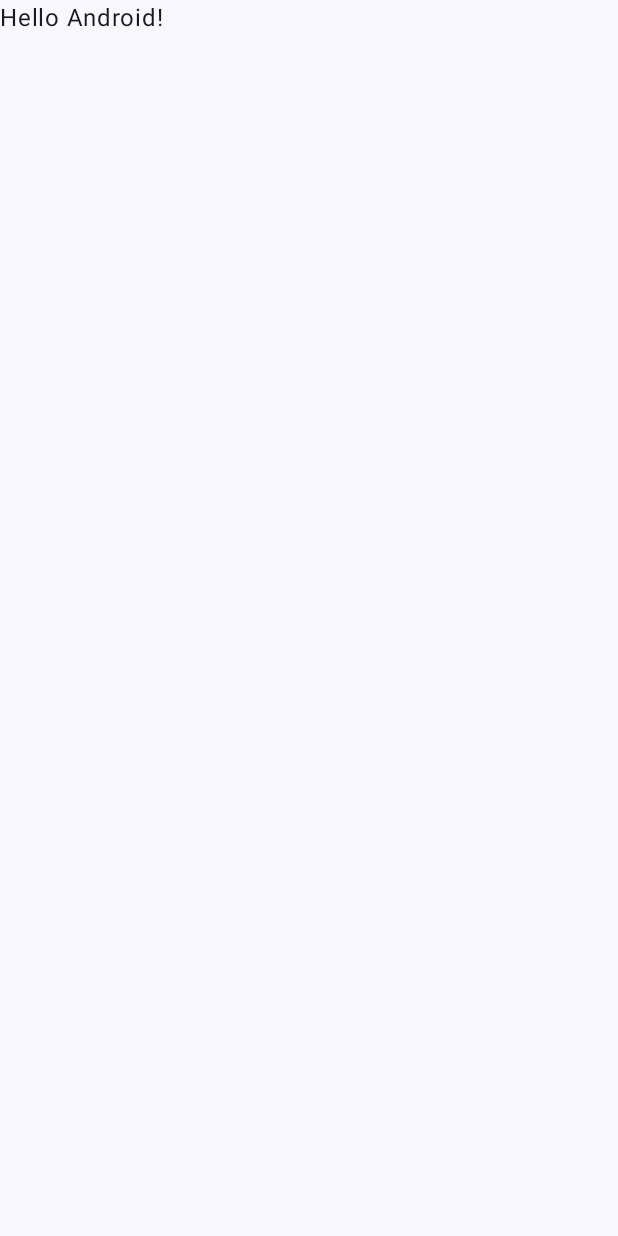
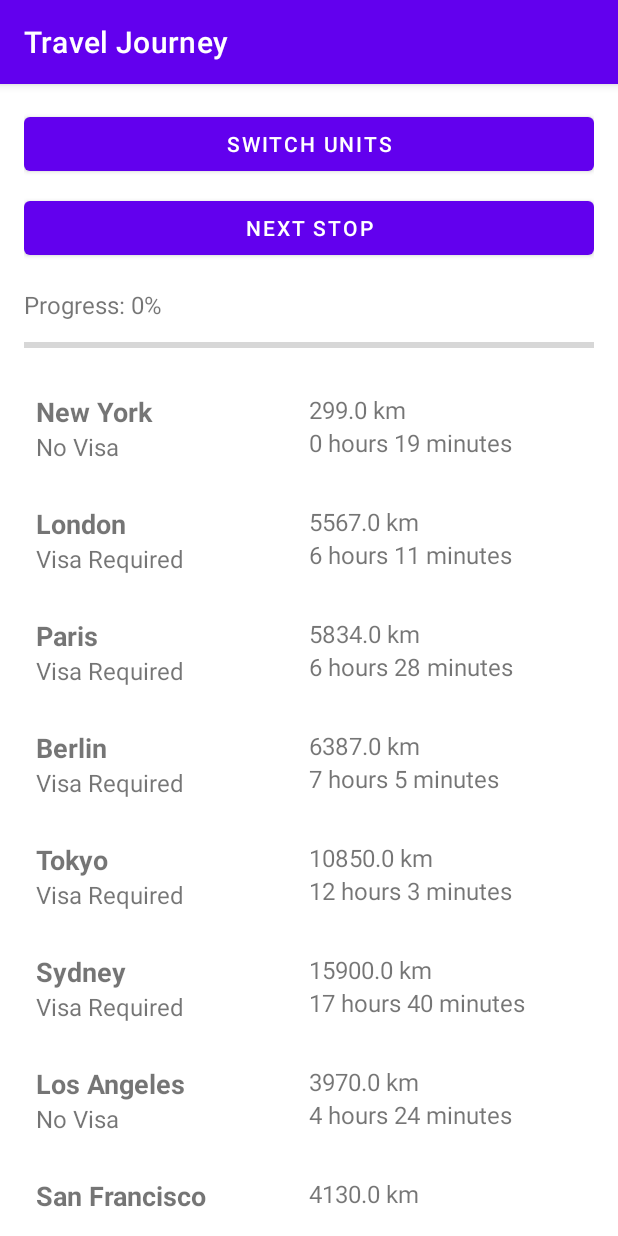
Before and after one commit to aryanGupta-09/JourneyTracker-XML, an Android app built with Jetpack Compose: the screen it shows after launch (MainActivity), on a phone screen of 412 x 824 dp. Before the commit the screen is almost empty. Run offline under Robolectric (Android 15) with nearby library versions, the phone set to English and light mode, and no system bars.

Commit message:
Created the first version of the app with a horizontal progress bar.

```diff
--- a/app/build.gradle.kts
+++ b/app/build.gradle.kts
@@ -56,4 +56,10 @@ dependencies {
     androidTestImplementation(libs.androidx.ui.test.junit4)
     debugImplementation(libs.androidx.ui.tooling)
     debugImplementation(libs.androidx.ui.test.manifest)
+
+    implementation("androidx.core:core-ktx:1.12.0")
+    implementation("androidx.appcompat:appcompat:1.6.1")
+    implementation("com.google.android.material:material:1.10.0")
+    implementation("androidx.constraintlayout:constraintlayout:2.1.4")
+    implementation("androidx.recyclerview:recyclerview:1.3.2")
 }
--- /dev/null
+++ b/app/src/main/java/com/example/mc_a1/FileReader.kt
@@ -0,0 +1,22 @@
+package com.example.mc_a1
+
+import android.content.Context
+import java.io.BufferedReader
+import java.io.InputStreamReader
+
+object FileReader {
+    fun readRawResource(context: Context, resId: Int): String {
+        val inputStream = context.resources.openRawResource(resId)
+        val reader = BufferedReader(InputStreamReader(inputStream))
+        return reader.readText()
+    }
+
+    fun parseStops(text: String): MutableList<Stop> {
+        return text.lines().mapNotNull {
+            val parts = it.split(",")
+            if (parts.size == 3) {
+                Stop(parts[0].trim(), parts[1].trim().toDouble(), parts[2].trim().toBooleanStrictOrNull() ?: false)
+            } else null
+        }.toMutableList()
+    }
+}
--- /dev/null
+++ b/app/src/main/java/com/example/mc_a1/JourneyManager.kt
@@ -0,0 +1,21 @@
+package com.example.mc_a1
+
+import android.content.Context
+
+class JourneyManager(context: Context) {
+    val stops: MutableList<Stop>
+
+    init {
+        val rawText = FileReader.readRawResource(context, R.raw.stops)
+        stops = FileReader.parseStops(rawText)
+    }
+
+    fun markNextStop() {
+        stops.find { !it.reached }?.reached = true
+    }
+
+    fun getProgress(): Int {
+        val reached = stops.count { it.reached }
+        return (reached.toDouble() / stops.size * 100).toInt()
+    }
+}
--- a/app/src/main/java/com/example/mc_a1/MainActivity.kt
+++ b/app/src/main/java/com/example/mc_a1/MainActivity.kt
@@ -1,47 +1,57 @@
 package com.example.mc_a1
 
 import android.os.Bundle
-import androidx.activity.ComponentActivity
-import androidx.activity.compose.setContent
-import androidx.activity.enableEdgeToEdge
-import androidx.compose.foundation.layout.fillMaxSize
-import androidx.compose.foundation.layout.padding
-import androidx.compose.material3.Scaffold
-import androidx.compose.material3.Text
-import androidx.compose.runtime.Composable
-import androidx.compose.ui.Modifier
-import androidx.compose.ui.tooling.preview.Preview
-import com.example.mc_a1.ui.theme.MC_A1Theme
+import android.widget.Button
+import android.widget.ProgressBar
+import android.widget.TextView
+import androidx.appcompat.app.AppCompatActivity
+import androidx.recyclerview.widget.LinearLayoutManager
+import androidx.recyclerview.widget.RecyclerView
 
-class MainActivity : ComponentActivity() {
+class MainActivity : AppCompatActivity() {
+    private lateinit var recyclerView: RecyclerView
+    private lateinit var adapter: StopAdapter
+    private lateinit var progressBar: ProgressBar
+    private lateinit var progressText: TextView
+    private lateinit var switchUnitButton: Button
+    private lateinit var nextStopButton: Button
+
+    private var isKm = true
+    private lateinit var journeyManager: JourneyManager
+
     override fun onCreate(savedInstanceState: Bundle?) {
         super.onCreate(savedInstanceState)
-        enableEdgeToEdge()
-        setContent {
-            MC_A1Theme {
-                Scaffold(modifier = Modifier.fillMaxSize()) { innerPadding ->
-                    Greeting(
-                        name = "Android",
-                        modifier = Modifier.padding(innerPadding)
-                    )
-                }
-            }
+        setContentView(R.layout.activity_main)
+
+        recyclerView = findViewById(R.id.recyclerView)
+        progressBar = findViewById(R.id.progressBar)
+        progressText = findViewById(R.id.progressText)
+        switchUnitButton = findViewById(R.id.switchUnitButton)
+        nextStopButton = findViewById(R.id.nextStopButton)
+
+        journeyManager = JourneyManager(this)
+
+        adapter = StopAdapter(journeyManager.stops, isKm)
+        recyclerView.layoutManager = LinearLayoutManager(this)
+        recyclerView.adapter = adapter
+
+        updateProgress()
+
+        switchUnitButton.setOnClickListener {
+            isKm = !isKm
+            adapter.updateUnit(isKm)
+        }
+
+        nextStopButton.setOnClickListener {
+            journeyManager.markNextStop()
+            updateProgress()
+            adapter.notifyDataSetChanged()
         }
     }
-}
 
-@Composable
-fun Greeting(name: String, modifier: Modifier = Modifier) {
-    Text(
-        text = "Hello $name!",
-        modifier = modifier
-    )
-}
-
-@Preview(showBackground = true)
-@Composable
-fun GreetingPreview() {
-    MC_A1Theme {
-        Greeting("Android")
+    private fun updateProgress() {
+        val progress = journeyManager.getProgress()
+        progressBar.progress = progress
+        progressText.text = "Progress: $progress%"
     }
 }
--- /dev/null
+++ b/app/src/main/java/com/example/mc_a1/Stop.kt
@@ -0,0 +1,12 @@
+package com.example.mc_a1
+
+data class Stop(
+    val name: String,
+    val distanceKm: Double,
+    val transitVisaRequired: Boolean,
+    var reached: Boolean = false
+) {
+    fun distanceMiles(): Double {
+        return distanceKm * 0.621371
+    }
+}
--- /dev/null
+++ b/app/src/main/java/com/example/mc_a1/StopAdapter.kt
@@ -0,0 +1,53 @@
+package com.example.mc_a1
+
+import android.view.LayoutInflater
+import android.view.View
+import android.view.ViewGroup
+import android.widget.TextView
+import androidx.recyclerview.widget.RecyclerView
+
+class StopAdapter(private var stops: List<Stop>, private var isKm: Boolean) :
+    RecyclerView.Adapter<StopAdapter.StopViewHolder>() {
+
+    private val averageSpeedKmH = 900 // Average speed in km/h
+    private val averageSpeedMilesH = 560 // Average speed in miles/h
+
+    override fun onCreateViewHolder(parent: ViewGroup, viewType: Int): StopViewHolder {
+        val view = LayoutInflater.from(parent.context).inflate(R.layout.item_stop, parent, false)
+        return StopViewHolder(view)
+    }
+
+    override fun onBindViewHolder(holder: StopViewHolder, position: Int) {
+        val stop = stops[position]
+        holder.stopName.text = stop.name
+        holder.distance.text = if (isKm) {
+            String.format("%.1f km", stop.distanceKm)
+        } else {
+            String.format("%.1f miles", stop.distanceMiles())
+        }
+        holder.visaRequirement.text = if (stop.transitVisaRequired) "Visa Required" else "No Visa"
+
+        val timeRemaining = if (isKm) {
+            stop.distanceKm / averageSpeedKmH.toDouble()
+        } else {
+            stop.distanceMiles() / averageSpeedMilesH.toDouble()
+        }
+        val hours = timeRemaining.toInt()
+        val minutes = ((timeRemaining - hours) * 60).toInt()
+        holder.timeRemaining.text = String.format("%d hours %d minutes", hours, minutes)
+    }
+
+    override fun getItemCount(): Int = stops.size
+
+    fun updateUnit(isKm: Boolean) {
+        this.isKm = isKm
+        notifyDataSetChanged()
+    }
+
+    class StopViewHolder(view: View) : RecyclerView.ViewHolder(view) {
+        val stopName: TextView = view.findViewById(R.id.stopName)
+        val distance: TextView = view.findViewById(R.id.stopDistance)
+        val visaRequirement: TextView = view.findViewById(R.id.stopVisaRequirement)
+        val timeRemaining: TextView = view.findViewById(R.id.stopTimeRemaining)
+    }
+}
--- /dev/null
+++ b/app/src/main/res/layout/activity_main.xml
@@ -0,0 +1,43 @@
+<LinearLayout xmlns:android="http://schemas.android.com/apk/res/android"
+    android:layout_width="match_parent"
+    android:layout_height="match_parent"
+    android:orientation="vertical"
+    android:padding="16dp">
+
+    <Button
+        android:id="@+id/switchUnitButton"
+        android:layout_width="match_parent"
+        android:layout_height="wrap_content"
+        android:text="Switch Units" />
+
+    <Button
+        android:id="@+id/nextStopButton"
+        android:layout_width="match_parent"
+        android:layout_height="wrap_content"
+        android:text="Next Stop"
+        android:layout_marginTop="8dp" />
+
+    <TextView
+        android:id="@+id/progressText"
+        android:layout_width="wrap_content"
+        android:layout_height="wrap_content"
+        android:text="Progress: 0%"
+        android:textSize="16sp"
+        android:layout_marginTop="16dp" />
+
+    <ProgressBar
+        android:id="@+id/progressBar"
+        android:layout_width="match_parent"
+        android:layout_height="wrap_content"
+        android:layout_marginTop="8dp"
+        style="?android:attr/progressBarStyleHorizontal"
+        android:progress="0"
+        android:max="100"/>
+
+    <androidx.recyclerview.widget.RecyclerView
+        android:id="@+id/recyclerView"
+        android:layout_width="match_parent"
+        android:layout_height="0dp"
+        android:layout_weight="1"
+        android:layout_marginTop="16dp"/>
+</LinearLayout>
--- /dev/null
+++ b/app/src/main/res/layout/item_stop.xml
@@ -0,0 +1,58 @@
+<LinearLayout xmlns:android="http://schemas.android.com/apk/res/android"
+    android:layout_width="match_parent"
+    android:layout_height="wrap_content"
+    android:orientation="vertical"
+    android:padding="8dp"
+    android:layout_marginBottom="12dp"> <!-- Add marginBottom for spacing -->
+
+    <GridLayout
+        android:layout_width="match_parent"
+        android:layout_height="wrap_content"
+        android:columnCount="2"
+        android:rowCount="2"
+        android:orientation="horizontal">
+
+        <LinearLayout
+            android:layout_width="0dp"
+            android:layout_height="wrap_content"
+            android:layout_columnWeight="1"
+            android:orientation="vertical">
+
+            <TextView
+                android:id="@+id/stopName"
+                android:layout_width="wrap_content"
+                android:layout_height="wrap_content"
+                android:text="Stop Name"
+                android:textSize="18sp"
+                android:textStyle="bold" />
+
+            <TextView
+                android:id="@+id/stopVisaRequirement"
+                android:layout_width="wrap_content"
+                android:layout_height="wrap_content"
+                android:text="Visa Requirement"
+                android:textSize="16sp" />
+        </LinearLayout>
+
+        <LinearLayout
+            android:layout_width="0dp"
+            android:layout_height="wrap_content"
+            android:layout_columnWeight="1"
+            android:orientation="vertical">
+
+            <TextView
+                android:id="@+id/stopDistance"
+                android:layout_width="wrap_content"
+                android:layout_height="wrap_content"
+                android:text="Distance"
+                android:textSize="16sp" />
+
+            <TextView
+                android:id="@+id/stopTimeRemaining"
+                android:layout_width="wrap_content"
+                android:layout_height="wrap_content"
+                android:text="Time Remaining"
+                android:textSize="16sp" />
+        </LinearLayout>
+    </GridLayout>
+</LinearLayout>
--- a/app/src/main/res/values/colors.xml
+++ b/app/src/main/res/values/colors.xml
@@ -1,10 +1,10 @@
 <?xml version="1.0" encoding="utf-8"?>
 <resources>
-    <color name="purple_200">#FFBB86FC</color>
-    <color name="purple_500">#FF6200EE</color>
-    <color name="purple_700">#FF3700B3</color>
-    <color name="teal_200">#FF03DAC5</color>
-    <color name="teal_700">#FF018786</color>
-    <color name="black">#FF000000</color>
-    <color name="white">#FFFFFFFF</color>
+    <color name="white">#FFFFFF</color>
+    <color name="black">#000000</color>
+    <color name="red">#D32F2F</color>
+
+    <color name="purple_500">#6200EE</color>
+    <color name="purple_700">#3700B3</color>
+    <color name="teal_200">#03DAC5</color>
 </resources>
--- a/app/src/main/res/values/themes.xml
+++ b/app/src/main/res/values/themes.xml
@@ -1,5 +1,11 @@
-<?xml version="1.0" encoding="utf-8"?>
-<resources>
-
-    <style name="Theme.MC_A1" parent="android:Theme.Material.Light.NoActionBar" />
+<resources xmlns:tools="http://schemas.android.com/tools">
+    <style name="Theme.MC_A1" parent="Theme.MaterialComponents.Light.DarkActionBar">
+        <item name="colorPrimary">@color/purple_500</item>
+        <item name="colorPrimaryVariant">@color/purple_700</item>
+        <item name="colorOnPrimary">@color/white</item>
+        <item name="colorSecondary">@color/teal_200</item>
+        <item name="colorOnSecondary">@color/black</item>
+        <item name="android:statusBarColor">@color/purple_700</item>
+        <item name="android:windowFullscreen">true</item> <!-- Add this line -->
+    </style>
 </resources>
```
Also changed, not shown: app/src/main/res/raw/stops.txt (added, +47 -0 lines), app/src/main/res/values/dimens.xml (added, +10 -0 lines), app/src/main/res/values/strings.xml (+8 -1 lines).
